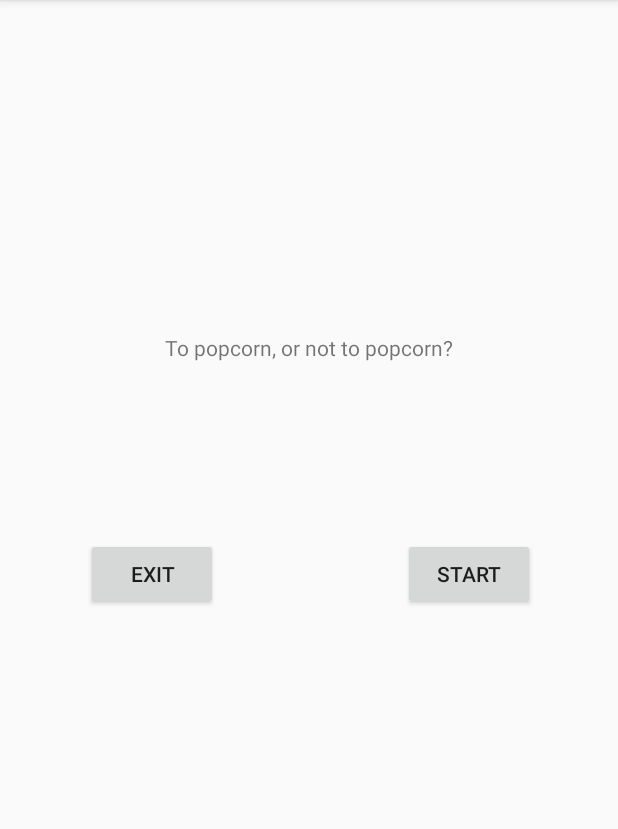
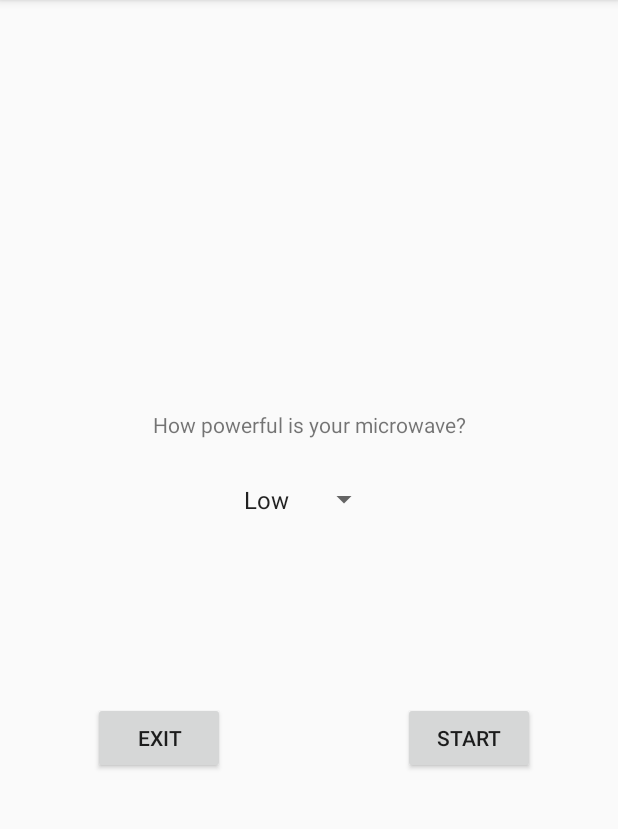
Before and after one commit to BerIgor/Robopop, an Android app: the screen it shows after launch (StartupActivity), on a phone screen of 412 x 824 dp, the part 84-913 px from its top. Run offline under Robolectric (Android 15) with nearby library versions, the phone set to English and light mode, and no system bars.

Commit message:
Added power selection spinner. Changed IntervalCondition to consider power setting. Slight layout changes.

```diff
--- a/app/src/main/java/popcorp/robopop/IntervalCondition.java
+++ b/app/src/main/java/popcorp/robopop/IntervalCondition.java
@@ -29,16 +29,18 @@ class IntervalCondition extends StopCondition {
 
 //    private int previousWindowSize = 0;
     private int maxWindowSize = 0;
-    private int startIndex = 150*sampleRate;  // The number represents the seconds from recording start
+//    private int startIndex = 150*sampleRate;  // The number represents the seconds from recording start
     private boolean havePeaked = false;
+    private int startIndex;
     private int currentIndex = 0;
     private int counter = 0;
     private int currentWindowSize = 0;
 
     //====Methods====//
-    IntervalCondition(LinkedList<Integer> popList, int desiredInterval){
+    IntervalCondition(LinkedList<Integer> popList, int desiredInterval, int powerSetting){
         super(popList);
         this.desiredInterval=desiredInterval;
+        startIndex = (150 - (30*powerSetting)) * sampleRate;
     }
 
     @Override
--- a/app/src/main/java/popcorp/robopop/MainActivity.java
+++ b/app/src/main/java/popcorp/robopop/MainActivity.java
@@ -41,13 +41,8 @@ public class MainActivity extends AppCompatActivity {
     private StopCondition stopCondition = null;
     private PeakFinder peakFinder = null;
 
-//    private int desiredIntervalSeconds = 2;
-
     private Button stopButton = null;
 
-//    private int windowSize = 4;
-
-//    public static int sampleRate = 44100;
     public int bufferSize = -1; //TODO: Check premissions
 
     public static short recording[][] = null;
@@ -83,7 +78,7 @@ public class MainActivity extends AppCompatActivity {
         Log.i("IGOR", "MAIN - pop width " + (new Integer(popWidth)).toString());
 
         // Processor Setup
-//        peakFinder = new MovingAverage(8, sPopWidth);
+//        peakFinder = new MovingAverage(factor, popWidth);
         peakFinder = new ZamirBerendorf(factor, popWidth);
 
         // Task Creation
@@ -104,6 +99,7 @@ public class MainActivity extends AppCompatActivity {
             public void onClick(View v) {
                 Log.i("IGOR", "MAIN - on STOP");
                 stopAll(MainActivity.this);
+                //TODO: return this when you remove the mail thing
 //                startActivity(startupIntent);
             }
         });
@@ -113,11 +109,14 @@ public class MainActivity extends AppCompatActivity {
     protected void onStart(){
         super.onStart();
         Log.i("IGOR", "MAIN - onStart");
+
         popIndexList = new LinkedList<>(); // Data structure for peak indices
         recording = new short[2][bufferSize];
 
         // Stop Condition
-        stopCondition = new IntervalCondition(popIndexList, sampleRate * desiredIntervalSeconds);
+        // Process the power selected
+        int power = getIntent().getIntExtra("Power", 0);
+        stopCondition = new IntervalCondition(popIndexList, sampleRate * desiredIntervalSeconds, power);
 //        stopCondition = new CountingCondition(desiredPopCount);
 
         // Start the Recorder Thread
--- a/app/src/main/java/popcorp/robopop/StartupActivity.java
+++ b/app/src/main/java/popcorp/robopop/StartupActivity.java
@@ -1,11 +1,14 @@
 package popcorp.robopop;
 
 import android.content.Intent;
+import android.os.Bundle;
 import android.support.v7.app.AppCompatActivity;
-import android.os.Bundle;
+import android.util.Log;
 import android.view.View;
+import android.widget.AdapterView;
+import android.widget.ArrayAdapter;
 import android.widget.Button;
-import android.widget.ImageButton;
+import android.widget.Spinner;
 import android.widget.TextView;
 
 
@@ -13,6 +16,8 @@ import android.widget.TextView;
 This activity will be the first one opened when the app is launched.
  */
 public class StartupActivity extends AppCompatActivity {
+
+    private int selectedPower = 0;
 
     @Override
     protected void onCreate(Bundle savedInstanceState) {
@@ -23,14 +28,17 @@ public class StartupActivity extends AppCompatActivity {
         final Intent mainIntent = new Intent(this, MainActivity.class);
 
         // ====Layout Creation====
+        // Start Button
         Button startButton = (Button)findViewById(R.id.StartButton); // Create Start Button
         startButton.setOnClickListener(new View.OnClickListener() {
             @Override
             public void onClick(View v) {
+                mainIntent.putExtra("Power", selectedPower);
                 startActivity(mainIntent);
             }
         });
 
+        // Exit Button
         Button exitButton = (Button)findViewById(R.id.ExitButton);
         exitButton.setOnClickListener(new View.OnClickListener() {
             @Override
@@ -39,9 +47,33 @@ public class StartupActivity extends AppCompatActivity {
             }
         });
 
+        // Text
         TextView welcomeText = (TextView)findViewById(R.id.WelcomeText);
-        String welcomeTextText = "To popcorn, or not to popcorn?";
+        String welcomeTextText = "How powerful is your microwave?";
         welcomeText.setText(welcomeTextText);
+        welcomeText.setText(welcomeTextText);
+
+        // Power Selector
+        final Spinner powerSpinner = (Spinner)findViewById(R.id.PowerSpinner);
+        ArrayAdapter<CharSequence> adapter = ArrayAdapter.createFromResource(this,
+                R.array.powerArray, android.R.layout.simple_spinner_item);
+        // Specify the layout to use when the list of choices appears
+        adapter.setDropDownViewResource(android.R.layout.simple_spinner_dropdown_item);
+        // Apply the adapter to the spinner
+        powerSpinner.setAdapter(adapter);
+
+        powerSpinner.setOnItemSelectedListener(new AdapterView.OnItemSelectedListener() {
+            @Override
+            public void onItemSelected(AdapterView<?> parent, View view, int position, long id) {
+                selectedPower = position;
+                Log.i("IGOR", "STARTUP - Power selected == " + (new Integer(selectedPower)).toString());
+            }
+
+            @Override
+            public void onNothingSelected(AdapterView<?> parent) {
+            }
+        });
+
 
     }
 }
--- a/app/src/main/res/layout/activity_startup.xml
+++ b/app/src/main/res/layout/activity_startup.xml
@@ -11,13 +11,14 @@
         android:layout_width="wrap_content"
         android:layout_height="wrap_content"
         android:text="Start"
-        android:layout_marginRight="55dp"
+        android:layout_marginRight="78dp"
         app:layout_constraintRight_toRightOf="parent"
         app:layout_constraintTop_toTopOf="parent"
         android:layout_marginTop="8dp"
         app:layout_constraintBottom_toBottomOf="parent"
         android:layout_marginBottom="8dp"
-        app:layout_constraintVertical_bias="0.498" />
+        app:layout_constraintVertical_bias="0.653"
+        android:layout_marginEnd="55dp" />
 
     <Button
         android:id="@+id/ExitButton"
@@ -32,8 +33,10 @@
         android:layout_marginTop="8dp"
         app:layout_constraintBottom_toBottomOf="parent"
         android:layout_marginBottom="8dp"
-        app:layout_constraintHorizontal_bias="0.298"
-        app:layout_constraintVertical_bias="0.498" />
+        app:layout_constraintHorizontal_bias="0.328"
+        app:layout_constraintVertical_bias="0.653"
+        android:layout_marginStart="8dp"
+        android:layout_marginEnd="8dp" />
 
     <TextView
         android:id="@+id/WelcomeText"
@@ -43,10 +46,29 @@
         android:layout_marginLeft="8dp"
         app:layout_constraintLeft_toLeftOf="parent"
         android:layout_marginRight="8dp"
+        android:layout_marginBottom="8dp"
+        app:layout_constraintTop_toTopOf="parent"
+        android:layout_marginTop="8dp"
+        app:layout_constraintVertical_bias="0.951"
+        android:layout_marginStart="8dp"
+        android:layout_marginEnd="8dp"
         app:layout_constraintRight_toRightOf="parent"
+        app:layout_constraintBottom_toTopOf="@+id/PowerSpinner" />
+
+    <Spinner
+        android:id="@+id/PowerSpinner"
+        android:textAlignment="center"
+        android:layout_width="103dp"
+        android:layout_height="38dp"
         app:layout_constraintBottom_toBottomOf="parent"
         android:layout_marginBottom="8dp"
         app:layout_constraintTop_toTopOf="parent"
         android:layout_marginTop="8dp"
-        app:layout_constraintVertical_bias="0.292" />
+        android:layout_marginRight="8dp"
+        app:layout_constraintRight_toRightOf="parent"
+        android:layout_marginLeft="8dp"
+        app:layout_constraintLeft_toLeftOf="parent"
+        app:layout_constraintHorizontal_bias="0.486"
+        app:layout_constraintVertical_bias="0.429" />
+
 </android.support.constraint.ConstraintLayout>
--- a/app/src/main/res/values/strings.xml
+++ b/app/src/main/res/values/strings.xml
@@ -1,3 +1,9 @@
 <resources>
     <string name="app_name">RoboPop</string>
+    <string-array name="powerArray">
+        <item>Low</item>
+        <item>Medium</item>
+        <item>High</item>
+    </string-array>
+
 </resources>
```
